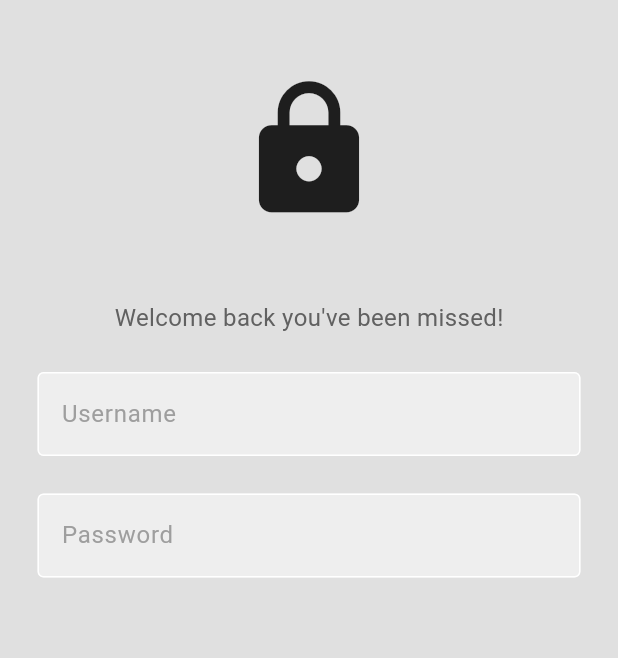
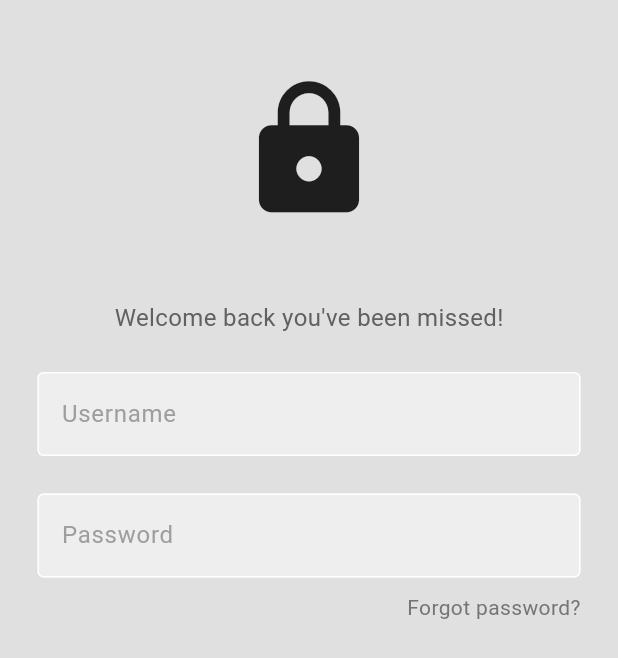
Before and after one commit to Julian1993ARG/flutterLogin, a Flutter app: the screen it shows after launch, on a phone screen of 412 x 824 dp. Shown: the top 658 px of the screen. Run offline on Flutter 3.47's test engine with Material 3 defaults, Android fonts, the phone set to English and light mode, and no system bars.

Commit message:
forgot password

```diff
--- a/lib/screens/login_screen.dart/login_screen.dart
+++ b/lib/screens/login_screen.dart/login_screen.dart
@@ -1,4 +1,5 @@
 import 'package:flutter/material.dart';
+import 'package:flutter/widgets.dart';
 import 'package:minimalist_login/components/my_text_field.dart';
 
 class LoginScreen extends StatelessWidget {
@@ -44,6 +45,21 @@ class LoginScreen extends StatelessWidget {
               hintText: 'Password',
               obscureText: true,
             ),
+            const SizedBox(height: 10),
+            // Forgot password
+            Padding(
+              padding: const EdgeInsets.symmetric(horizontal: 25),
+              child: Row(
+                mainAxisAlignment: MainAxisAlignment.end,
+                children: [
+                  Text("Forgot password?",
+                    style: TextStyle(
+                      color: Colors.grey[600]
+                    ),
+                  ),
+                ],
+              ),
+            )
           ],
         ),
       ),
```
